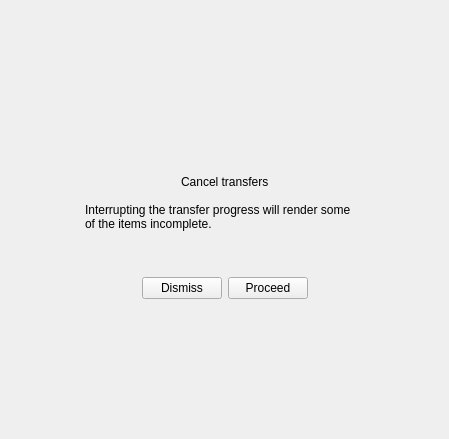
Before: the Qt Designer form src/MEGASync/gui/linux/CancelConfirmWidget.ui in meganz/MEGAsync, drawn with Qt 5.
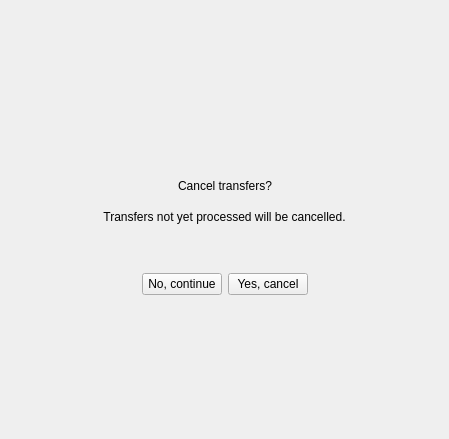
After: the same form once the commit is applied. Icons and pictures are not drawn.

```diff
--- a/src/MEGASync/gui/linux/CancelConfirmWidget.ui
+++ b/src/MEGASync/gui/linux/CancelConfirmWidget.ui
@@ -101,7 +101,7 @@
      <item>
       <widget class="QLabel" name="lCancelTransfers">
        <property name="text">
-        <string>Cancel transfers</string>
+        <string>Cancel transfers?</string>
        </property>
        <property name="role" stdset="0">
         <string notr="true">title</string>
@@ -148,7 +148,7 @@
        </property>
        <property name="sizeHint" stdset="0">
         <size>
-         <width>40</width>
+         <width>0</width>
          <height>20</height>
         </size>
        </property>
@@ -157,10 +157,13 @@
      <item>
       <widget class="QLabel" name="lExplanation">
        <property name="text">
-        <string>Interrupting the transfer progress will render some of the items incomplete.</string>
+        <string>Transfers not yet processed will be cancelled.</string>
+       </property>
+       <property name="alignment">
+        <set>Qt::AlignCenter</set>
        </property>
        <property name="wordWrap">
-        <bool>true</bool>
+        <bool>false</bool>
        </property>
        <property name="role" stdset="0">
         <string notr="true">details</string>
@@ -174,7 +177,7 @@
        </property>
        <property name="sizeHint" stdset="0">
         <size>
-         <width>40</width>
+         <width>0</width>
          <height>20</height>
         </size>
        </property>
@@ -219,7 +222,7 @@
         <cursorShape>PointingHandCursor</cursorShape>
        </property>
        <property name="text">
-        <string>Dismiss</string>
+        <string>No, continue</string>
        </property>
       </widget>
      </item>
@@ -229,7 +232,7 @@
         <cursorShape>PointingHandCursor</cursorShape>
        </property>
        <property name="text">
-        <string>Proceed</string>
+        <string>Yes, cancel</string>
        </property>
       </widget>
      </item>
```
